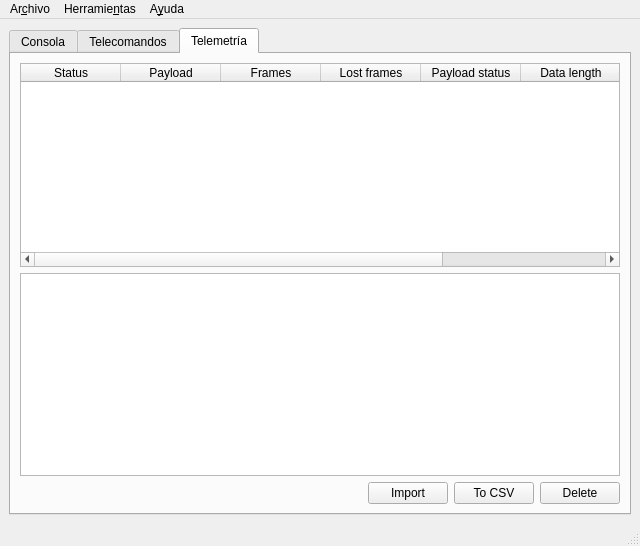
This is gsRemote/forms/Console.ui in spel-uchile/gsSuchai as Qt 5 draws it before an edit. The edited form follows.
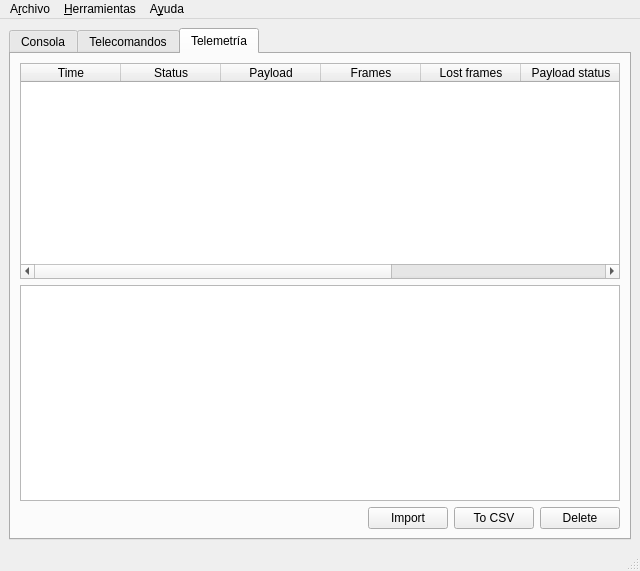
This is the edited form. The open tabs and pages were chosen to show the change. Icons and pictures are not drawn.

Commit message: Adding timestamp to TM

The edit to the form file:
```diff
--- a/gsRemote/forms/Console.ui
+++ b/gsRemote/forms/Console.ui
@@ -7,7 +7,7 @@
     <x>0</x>
     <y>0</y>
     <width>640</width>
-    <height>546</height>
+    <height>571</height>
    </rect>
   </property>
   <property name="windowTitle">
@@ -402,6 +402,11 @@
           <attribute name="horizontalHeaderStretchLastSection">
            <bool>true</bool>
           </attribute>
+          <column>
+           <property name="text">
+            <string>Time</string>
+           </property>
+          </column>
           <column>
            <property name="text">
             <string>Status</string>
@@ -499,12 +504,12 @@
      <x>0</x>
      <y>0</y>
      <width>640</width>
-     <height>27</height>
+     <height>30</height>
     </rect>
    </property>
    <widget class="QMenu" name="menuArchivo">
     <property name="title">
-     <string>Ar&amp;chivo</string>
+     <string>A&amp;rchivo</string>
     </property>
     <addaction name="actionGuardar"/>
     <addaction name="separator"/>
@@ -512,7 +517,7 @@
    </widget>
    <widget class="QMenu" name="menuHerramientas">
     <property name="title">
-     <string>Herramie&amp;ntas</string>
+     <string>&amp;Herramientas</string>
     </property>
     <addaction name="actionAgregar_comando"/>
    </widget>
```
Left out of the diff: 20 changed lines with no effect on the pictures. The commit also changes 2 other files.
